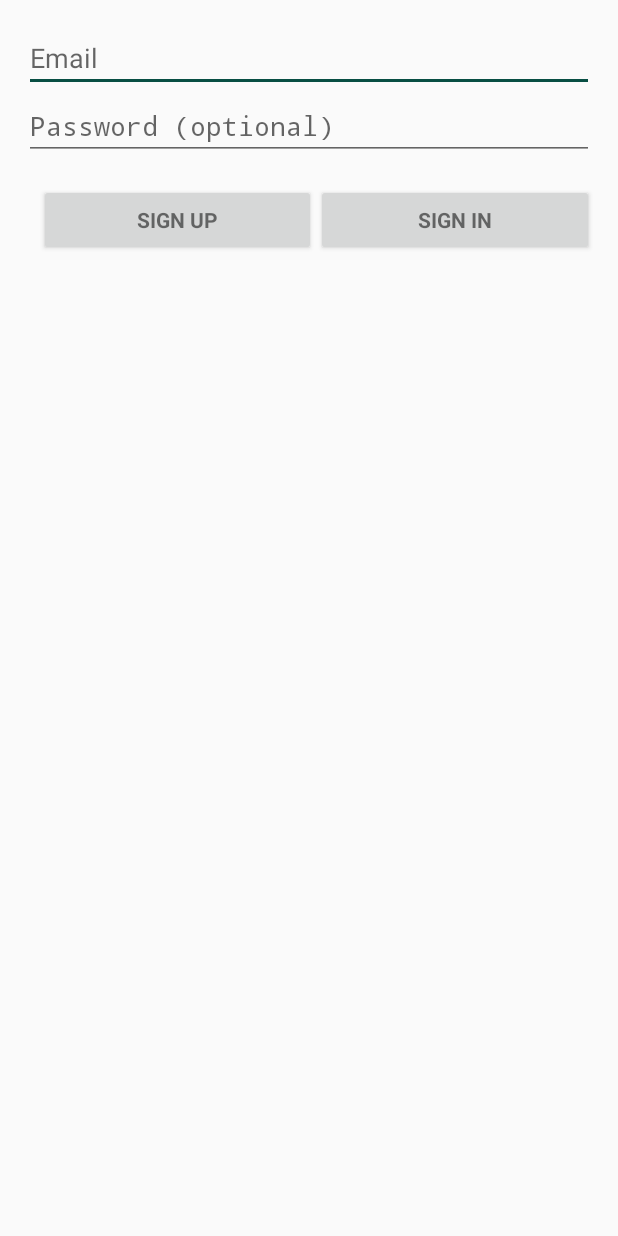
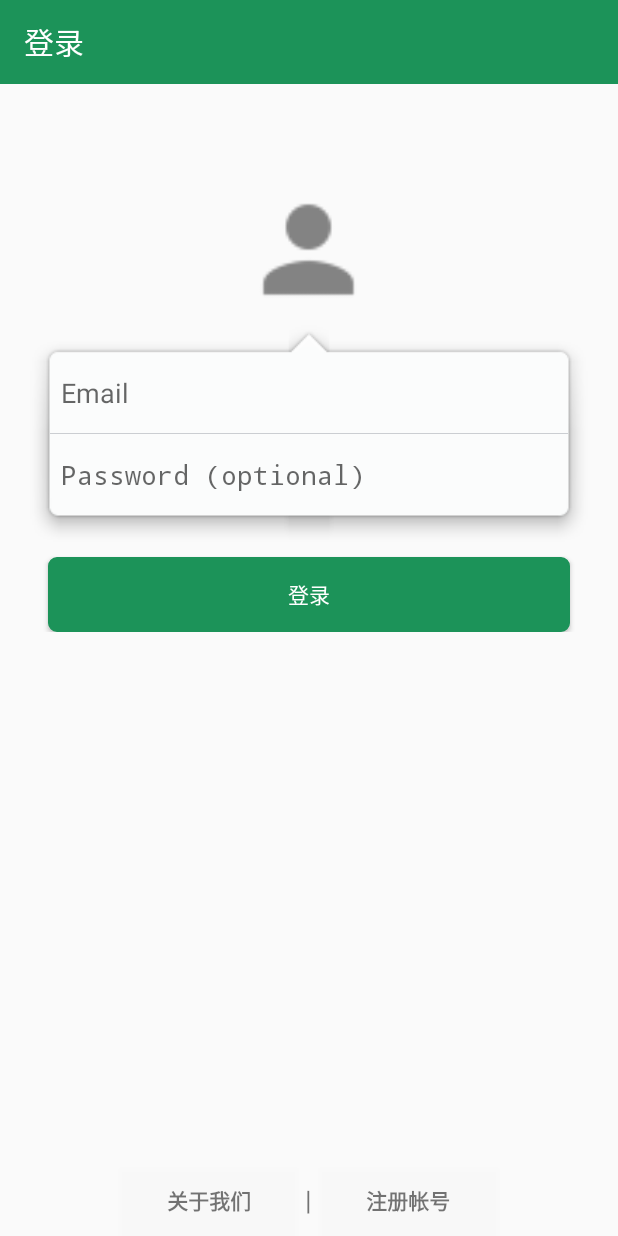
Before and after one commit to ZJU-Project-Training-G01/Wepay, an Android app: the screen it shows after launch (LoginActivity), on a phone screen of 412 x 824 dp. Run offline under Robolectric (Android 15) with nearby library versions, the phone set to English and light mode, and no system bars; our stand-ins replace Volley; 2 statements that could not run were skipped.

Commit message:
美化登录界面✨

```diff
--- /dev/null
+++ b/NFC_Pay/app/src/main/res/drawable/login_btn.xml
@@ -0,0 +1,9 @@
+<?xml version="1.0" encoding="utf-8"?>
+<shape xmlns:android="http://schemas.android.com/apk/res/android">
+    <corners android:radius="5dp" />
+    <solid android:color="@color/theme_color_primary" />
+    <stroke
+        android:width="1dp"
+        android:color="@color/theme_color_primary" />
+
+</shape>
--- /dev/null
+++ b/NFC_Pay/app/src/main/res/drawable/login_btn_selected.xml
@@ -0,0 +1,9 @@
+<?xml version="1.0" encoding="utf-8"?>
+<shape xmlns:android="http://schemas.android.com/apk/res/android">
+    <corners android:radius="5dp" />
+    <solid android:color="@color/theme_color_primary_light" />
+    <stroke
+        android:width="1dp"
+        android:color="@color/theme_color_primary_light" />
+
+</shape>
--- /dev/null
+++ b/NFC_Pay/app/src/main/res/drawable/login_btn_selector.xml
@@ -0,0 +1,5 @@
+<?xml version="1.0" encoding="utf-8"?>
+<selector xmlns:android="http://schemas.android.com/apk/res/android">
+    <item android:drawable="@drawable/login_btn" android:state_pressed="false"/>
+    <item android:drawable="@drawable/login_btn_selected" android:state_pressed="true"/>
+</selector>
--- a/NFC_Pay/app/src/main/res/layout/activity_login.xml
+++ b/NFC_Pay/app/src/main/res/layout/activity_login.xml
@@ -1,14 +1,20 @@
-<LinearLayout xmlns:android="http://schemas.android.com/apk/res/android"
+<RelativeLayout xmlns:android="http://schemas.android.com/apk/res/android"
     xmlns:tools="http://schemas.android.com/tools"
+    xmlns:toolbar="http://schemas.android.com/apk/res-auto"
     android:layout_width="match_parent"
     android:layout_height="match_parent"
     android:gravity="center_horizontal"
     android:orientation="vertical"
-    android:paddingBottom="@dimen/activity_vertical_margin"
-    android:paddingLeft="@dimen/activity_horizontal_margin"
-    android:paddingRight="@dimen/activity_horizontal_margin"
-    android:paddingTop="@dimen/activity_vertical_margin"
+
     tools:context="cn.edu.zju.se_g01.nfc_pay.LoginActivity">
+
+    <android.support.v7.widget.Toolbar
+        android:id="@+id/toolbar"
+        toolbar:title="登录"
+        android:layout_width="match_parent"
+        android:layout_height="wrap_content"
+        toolbar:titleTextColor="@android:color/white"
+        android:background="@color/theme_color_primary" />
 
     <!-- Login progress -->
     <ProgressBar
@@ -19,65 +25,135 @@
         android:layout_marginBottom="8dp"
         android:visibility="gone" />
 
-    <ScrollView
+    <RelativeLayout
         android:id="@+id/login_form"
         android:layout_width="match_parent"
-        android:layout_height="match_parent">
+        android:layout_height="match_parent"
+        android:layout_marginTop="15dp"
+        android:layout_below="@+id/toolbar"
+        android:layout_alignParentRight="true"
+        android:layout_alignParentEnd="true">
 
-        <LinearLayout
+
+        <RelativeLayout
             android:id="@+id/email_login_form"
             android:layout_width="match_parent"
+            android:layout_height="match_parent"
+            android:orientation="vertical">
+
+            <ImageView
+                android:id="@+id/head_img"
+                android:layout_height="90dp"
+                android:layout_width="90dp"
+                android:contentDescription="@string/app_name"
+                android:src="@drawable/ic_default_head"
+                android:layout_centerHorizontal="true"
+                android:layout_marginTop="50dp"/>
+
+            <RelativeLayout
+                android:id="@+id/user_relative"
+                android:layout_width="match_parent"
                 android:layout_height="wrap_content"
+                android:layout_below="@id/head_img"
+                >
+                <LinearLayout
+                    android:id="@+id/ll_user_info"
+                    android:layout_width="match_parent"
+                    android:layout_height="wrap_content"
+                    android:layout_marginLeft="20dp"
+                    android:layout_marginRight="20dp"
+                    android:layout_marginTop="5dp"
+                    android:background="@drawable/lbs_popup_bg"
                     android:orientation="vertical">
 
                     <AutoCompleteTextView
                         android:id="@+id/user_email"
                         android:layout_width="match_parent"
-                android:layout_height="wrap_content"
+                        android:layout_height="50dp"
+                        android:layout_margin="2dp"
+                        android:background="#FBFCFC"
                         android:hint="@string/prompt_email"
                         android:inputType="textEmailAddress"
+                        android:padding="5dp"
                         android:maxLines="1"
-                android:singleLine="true" />
+                        />
+
+                    <View
+                        android:layout_width="match_parent"
+                        android:layout_height="0.5dp"
+                        android:background="#CBCED2" />
 
                     <EditText
                         android:id="@+id/user_password"
                         android:layout_width="match_parent"
-                android:layout_height="wrap_content"
+                        android:layout_height="50dp"
+                        android:layout_margin="2dp"
+                        android:background="#FBFCFC"
                         android:hint="@string/prompt_password"
+                        android:inputType="textPassword"
+                        android:padding="5dp"
                         android:imeActionId="@+id/login"
                         android:imeActionLabel="@string/action_sign_in_short"
                         android:imeOptions="actionUnspecified"
-                android:inputType="textPassword"
                         android:maxLines="1"
-                android:singleLine="true" />
+                        />
+
+                </LinearLayout>
+
+                <Button
+                    android:id="@+id/email_sign_in_button"
+                    android:layout_width="match_parent"
+                    android:layout_height="50dp"
+                    android:layout_below="@id/ll_user_info"
+                    android:layout_marginLeft="32dp"
+                    android:layout_marginRight="32dp"
+                    android:layout_marginTop="10dp"
+                    android:background="@drawable/login_btn_selector"
+
+                    android:text="登录"
+                    android:textColor="@android:color/white" />
+            </RelativeLayout>
 
             <LinearLayout
+                android:layout_width="match_parent"
+                android:layout_height="wrap_content"
                 android:orientation="horizontal"
-                android:layout_width="match_parent"
-                android:layout_height="wrap_content">
+                android:layout_alignParentBottom="true"
+                >
 
+                <Button
+                    android:id="@+id/login"
+                    style="?android:textAppearanceSmall"
+                    android:layout_width="0dp"
+                    android:layout_height="wrap_content"
+                    android:layout_weight="1"
+                    android:background="@color/tabTransparent"
+                    android:layout_marginLeft="80dp"
+                    android:text="关于我们"
+                    android:textStyle="bold" />
 
+                <TextView
+                    android:layout_width="wrap_content"
+                    android:layout_height="wrap_content"
+                    android:layout_gravity="center"
+                    style="?android:textAppearanceSmall"
+                    android:text=" | "
+                    android:textSize="18dp"
+                    />
                 <Button
                     android:id="@+id/sign_up_button"
                     style="?android:textAppearanceSmall"
                     android:layout_width="0dp"
-                    android:layout_weight="1"
-                    android:layout_marginLeft="10dp"
-                    android:layout_height="wrap_content"
-                    android:layout_marginTop="16dp"
-                    android:text="@string/action_sign_up"
-                    android:textStyle="bold" />
-                <Button
-                    android:id="@+id/email_sign_in_button"
-                    style="?android:textAppearanceSmall"
-                    android:layout_width="0dp"
                     android:layout_height="wrap_content"
                     android:layout_weight="1"
-                    android:layout_marginTop="16dp"
-                    android:text="@string/action_sign_in"
+                    android:background="@color/tabTransparent"
+                    android:layout_marginRight="80dp"
+                    android:text="注册帐号"
                     android:textStyle="bold" />
+
+
             </LinearLayout>
 
-        </LinearLayout>
-    </ScrollView>
-</LinearLayout>
+        </RelativeLayout>
+    </RelativeLayout>
+</RelativeLayout>
--- a/NFC_Pay/app/src/main/res/layout/activity_main.xml
+++ b/NFC_Pay/app/src/main/res/layout/activity_main.xml
@@ -12,7 +12,8 @@
         android:layout_width="match_parent"
         android:layout_height="wrap_content"
         android:layout_alignParentTop="true"
-        android:background="#0176da">
+        toolbar:titleTextColor="@android:color/white"
+        android:background="@color/theme_color_primary">
 
         <!--自定义控件-->
     </android.support.v7.widget.Toolbar>
--- a/NFC_Pay/app/src/main/res/values/strings.xml
+++ b/NFC_Pay/app/src/main/res/values/strings.xml
@@ -1,7 +1,7 @@
 <?xml version="1.0" encoding="utf-8"?>
 <resources>
     <string name="hello">Hello World, Tab at Bottom!</string>
-    <string name="app_name">WePay</string>
+    <string name="app_name">WePay1</string>
     <string name="nfs_scan_help_info">请将手机靠近 NFC 标签</string>
     <string name="text_above_nfs_scan">一键购物</string>
     <string-array name="Spinner_Content">
@@ -11,7 +11,7 @@
     </string-array>
     <string name="title_activity_user_setting">个人页面</string>
     <string name="action_settings">Settings</string>
-    <string name="title_activity_login">Sign in</string>
+    <string name="title_activity_login">Sign in1</string>
 
     <!-- Strings related to login -->
     <string name="prompt_email">Email</string>
```
Also changed, not shown: NFC_Pay/app/src/main/res/drawable-hdpi/ic_default_head.png (added), NFC_Pay/app/src/main/res/drawable-mdpi/ic_default_head.png (added), NFC_Pay/app/src/main/res/drawable-xhdpi/ic_default_head.png (added), NFC_Pay/app/src/main/res/drawable-xxhdpi/ic_default_head.png (added), NFC_Pay/app/src/main/res/drawable/lbs_popup_bg.9.png (added). Lines whose indentation alone changed are shown as unchanged.
